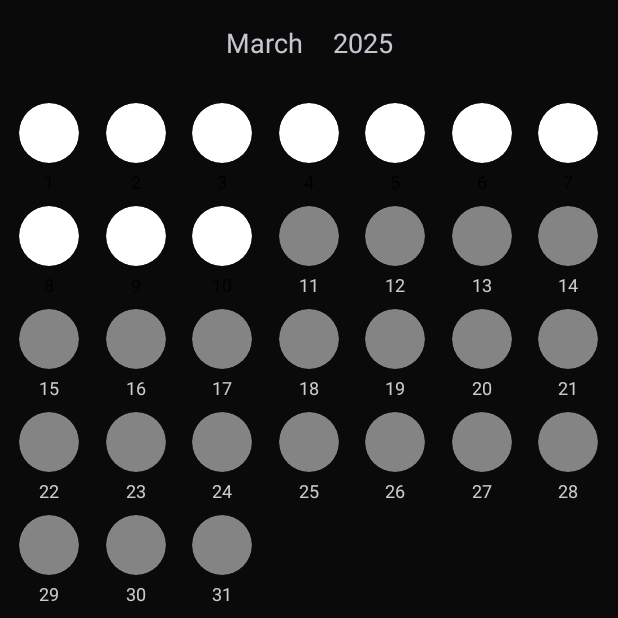
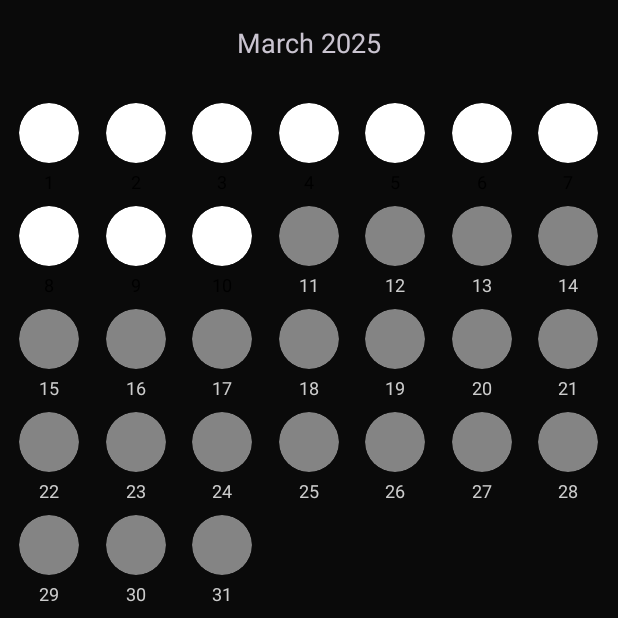
Before and after one commit to Leo-Trevisol/MoodSnap, an Android app: the screen it shows after launch (MainActivity), on a phone screen of 412 x 824 dp, the top half of it. Run offline under Robolectric (Android 15) with nearby library versions, the phone set to English and light mode, and no system bars; our stand-ins replace Room's generated code, navigation-ui.

Commit message:
Ajustes de bloqueio de seleção de dia futuro e date picker selecionando mes e ano juntos

```diff
--- a/app/src/main/java/com/br/leo/moodsnap/ui/home/CalendarAdapter.kt
+++ b/app/src/main/java/com/br/leo/moodsnap/ui/home/CalendarAdapter.kt
@@ -7,10 +7,12 @@ import android.view.View
 import android.view.ViewGroup
 import android.widget.ImageView
 import android.widget.TextView
+import android.widget.Toast
 import androidx.cardview.widget.CardView
 import androidx.recyclerview.widget.RecyclerView
 import com.br.leo.moodsnap.R
 import com.br.leo.moodsnap.model.MoodModel
+import com.br.leo.moodsnap.ui.utils.Utils
 import java.util.Calendar
 
 class CalendarAdapter(
@@ -35,7 +37,7 @@ class CalendarAdapter(
         return CalendarViewHolder(view)
     }
 
-    override fun onBindViewHolder(holder: CalendarViewHolder, @SuppressLint("RecyclerView") position: Int) {
+    override fun onBindViewHolder(holder: CalendarViewHolder, position: Int) {
         val dayOfMonth = position + 1
         holder.dayNumber.text = dayOfMonth.toString()
 
@@ -85,6 +87,12 @@ class CalendarAdapter(
                 notifyItemChanged(previousSelected)
                 notifyItemChanged(position)
                 onDayClickListener?.invoke(dayOfMonth)
+            } else {
+                Utils.run {
+                    holder.dayCard.flashError {
+                        showCustomToast(holder.itemView.context, "Não é possível registrar humor em datas futuras")
+                    }
+                }
             }
         }
     }
--- a/app/src/main/res/layout/fragment_home.xml
+++ b/app/src/main/res/layout/fragment_home.xml
@@ -6,41 +6,19 @@
     android:layout_height="match_parent"
     tools:context=".ui.home.HomeFragment">
 
-    <LinearLayout
-        android:id="@+id/date_selector"
+    <com.google.android.material.textview.MaterialTextView
+        android:id="@+id/date_text"
         android:layout_width="wrap_content"
         android:layout_height="wrap_content"
-        android:orientation="horizontal"
-        android:padding="8dp"
-        android:gravity="center"
+        android:textSize="18sp"
+        android:padding="16dp"
+        android:clickable="true"
+        android:focusable="true"
+        android:background="?attr/selectableItemBackground"
         app:layout_constraintTop_toTopOf="parent"
         app:layout_constraintStart_toStartOf="parent"
-        app:layout_constraintEnd_toEndOf="parent">
-
-        <com.google.android.material.textview.MaterialTextView
-            android:id="@+id/month_text"
-            android:layout_width="wrap_content"
-            android:layout_height="wrap_content"
-            android:textSize="18sp"
-            android:padding="8dp"
-            android:clickable="true"
-            android:focusable="true"
-            android:background="?attr/selectableItemBackground"
-            tools:text="Janeiro"/>
-
-        <com.google.android.material.textview.MaterialTextView
-            android:id="@+id/year_text"
-            android:layout_width="wrap_content"
-            android:layout_height="wrap_content"
-            android:textSize="18sp"
-            android:padding="8dp"
-            android:layout_marginStart="4dp"
-            android:clickable="true"
-            android:focusable="true"
-            android:background="?attr/selectableItemBackground"
-            tools:text="2024"/>
-
-    </LinearLayout>
+        app:layout_constraintEnd_toEndOf="parent"
+        tools:text="Janeiro 2024"/>
 
     <androidx.recyclerview.widget.RecyclerView
         android:id="@+id/calendar_grid"
@@ -49,7 +27,7 @@
         android:layout_marginTop="8dp"
         android:paddingHorizontal="4dp"
         android:clipToPadding="false"
-        app:layout_constraintTop_toBottomOf="@id/date_selector"
+        app:layout_constraintTop_toBottomOf="@id/date_text"
         app:layoutManager="androidx.recyclerview.widget.GridLayoutManager"
         app:spanCount="7"
         tools:listitem="@layout/item_calendar_day"/>
```
Also changed, not shown: app/src/main/java/com/br/leo/moodsnap/ui/home/HomeFragment.kt (+31 -42 lines), app/src/main/java/com/br/leo/moodsnap/ui/utils/Utils.kt (added, +47 -0 lines), app/src/main/res/layout/custom_toast.xml (added, +23 -0 lines), app/src/main/res/layout/dialog_date_picker.xml (added, +20 -0 lines), app/src/main/res/layout/dialog_month_picker.xml (deleted, +0 -13 lines), app/src/main/res/layout/dialog_year_picker.xml (deleted, +0 -13 lines).
